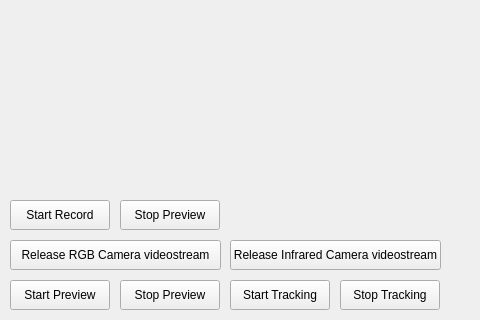
Qt form ProjectCortexCoreV2/CoreMVC/View/Template_MainGUI.ui (bearmc27/ProjectCortex) before a commit; both pictures show x 0 to 480 and y 180 to 500 of the 700 by 500 pixel window.
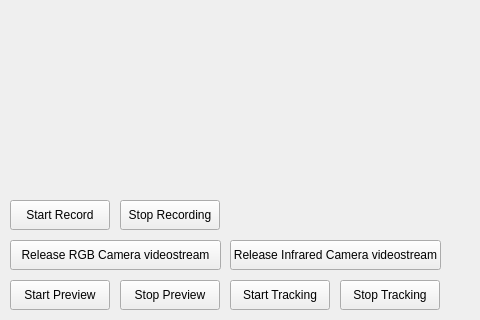
The same form after that commit. Icons and pictures are not drawn.

Diff of the .ui file:
```diff
--- a/ProjectCortexCoreV2/CoreMVC/View/Template_MainGUI.ui
+++ b/ProjectCortexCoreV2/CoreMVC/View/Template_MainGUI.ui
@@ -136,7 +136,7 @@
                 </rect>
             </property>
             <property name="text">
-                <string>Stop Preview</string>
+    <string>Stop Recording</string>
             </property>
         </widget>
     </widget>
```
Lines whose indentation alone changed are shown as unchanged.
